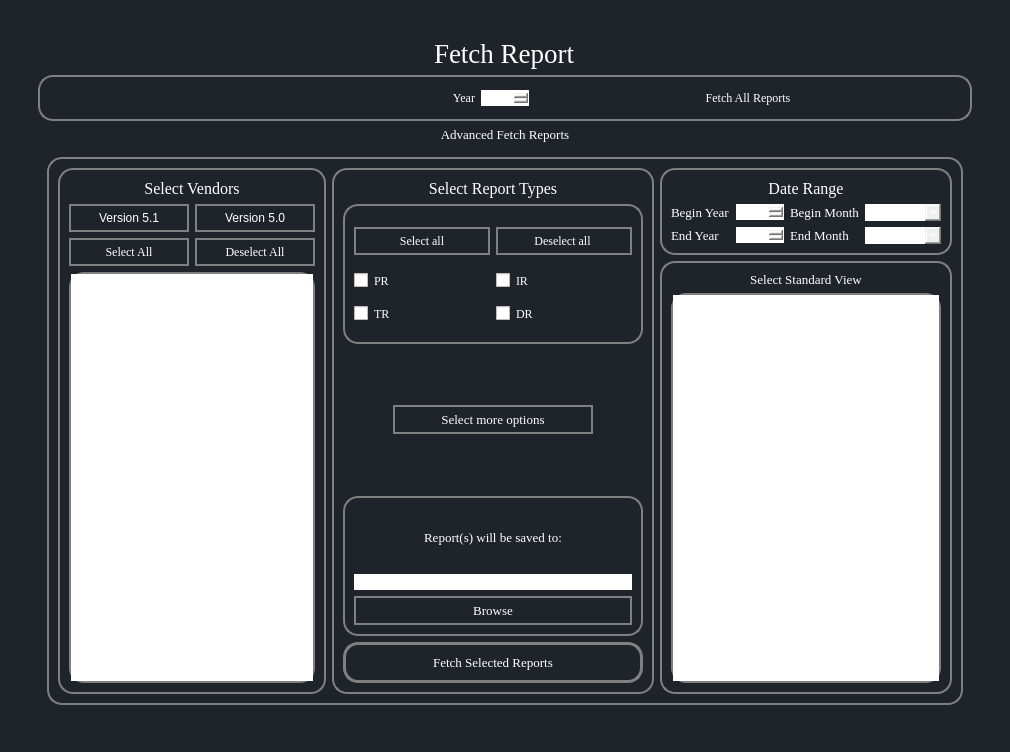
Before: the Qt Designer form COUNTER-Release-5.1-main/ui/FetchReportsTab.ui in abhishekvatsAV/Shree_Gommat_Tech, drawn with Qt 5.
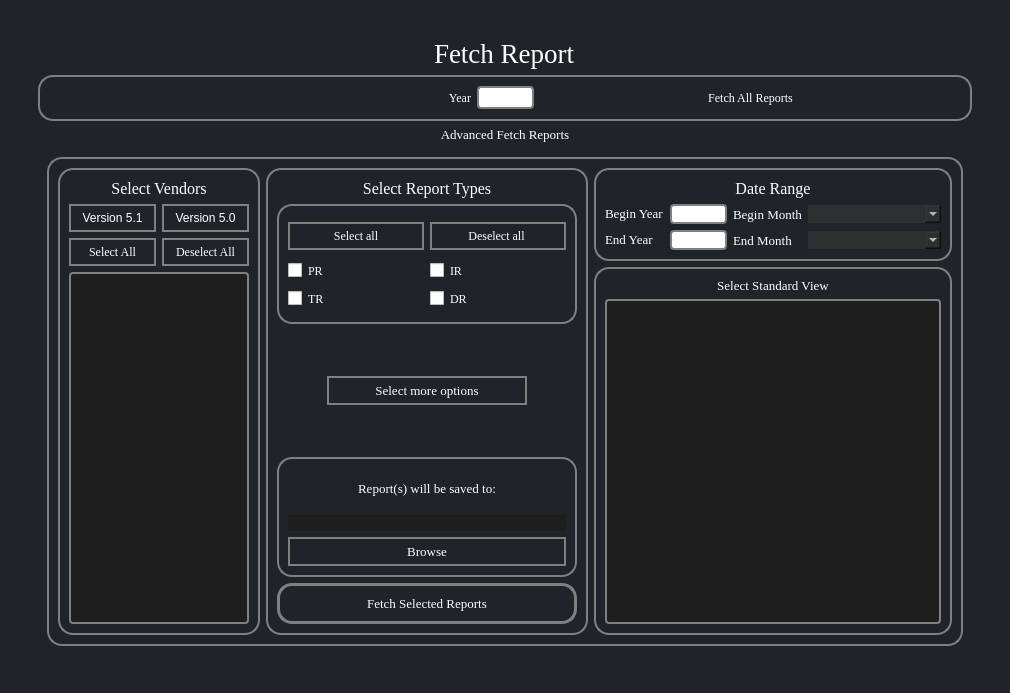
After: the same form once the commit is applied.

What changed in the file:
```diff
--- a/COUNTER-Release-5.1-main/ui/FetchReportsTab.ui
+++ b/COUNTER-Release-5.1-main/ui/FetchReportsTab.ui
@@ -7,7 +7,7 @@
     <x>0</x>
     <y>0</y>
     <width>1010</width>
-    <height>752</height>
+    <height>693</height>
    </rect>
   </property>
   <property name="windowTitle">
@@ -184,7 +184,10 @@
                         </sizepolicy>
                        </property>
                        <property name="styleSheet">
-                        <string notr="true">color:white;</string>
+                        <string notr="true">color:white;
+background-color: #1E1E1E;
+border-radius: 4px;
+padding: 2px;</string>
                        </property>
                        <property name="movement">
                         <enum>QListView::Static</enum>
@@ -266,8 +269,47 @@
                      </item>
                      <item row="2" column="1">
                       <widget class="QDateEdit" name="end_date_edit_fetch_year">
+                       <property name="minimumSize">
+                        <size>
+                         <width>0</width>
+                         <height>20</height>
+                        </size>
+                       </property>
                        <property name="styleSheet">
-                        <string notr="true"/>
+                        <string notr="true">QDateEdit {
+    border: 2px solid #808080;
+    border-radius: 4px;
+    padding-left: 5px;
+}
+
+QDateEdit::up-button, QDateEdit::down-button {
+    border: none;
+    padding-right: 5px;
+}
+
+QDateEdit::up-button {
+    subcontrol-position: top right;
+}
+
+QDateEdit::down-button {
+    subcontrol-position: bottom right;
+}
+
+QDateEdit::up-arrow, QDateEdit::down-arrow {
+    border: 5px solid rgba(255, 255, 255, 0);
+    width: 0;
+    height: 0;
+}
+
+QDateEdit::up-arrow {
+    border-top: none;
+    border-bottom-color: white;
+}
+
+QDateEdit::down-arrow {
+    border-bottom: none;
+    border-top-color: white;
+}</string>
                        </property>
                        <property name="displayFormat">
                         <string>yyyy</string>
@@ -295,8 +337,47 @@
                          <verstretch>0</verstretch>
                         </sizepolicy>
                        </property>
+                       <property name="minimumSize">
+                        <size>
+                         <width>0</width>
+                         <height>20</height>
+                        </size>
+                       </property>
                        <property name="styleSheet">
-                        <string notr="true">font-size:15;</string>
+                        <string notr="true">QDateEdit {
+    border: 2px solid #808080;
+    border-radius: 4px;
+    padding-left: 5px;
+}
+
+QDateEdit::up-button, QDateEdit::down-button {
+    border: none;
+    padding-right: 5px;
+}
+
+QDateEdit::up-button {
+    subcontrol-position: top right;
+}
+
+QDateEdit::down-button {
+    subcontrol-position: bottom right;
+}
+
+QDateEdit::up-arrow, QDateEdit::down-arrow {
+    border: 5px solid rgba(255, 255, 255, 0);
+    width: 0;
+    height: 0;
+}
+
+QDateEdit::up-arrow {
+    border-top: none;
+    border-bottom-color: white;
+}
+
+QDateEdit::down-arrow {
+    border-bottom: none;
+    border-top-color: white;
+}</string>
                        </property>
                        <property name="dateTime">
                         <datetime>
@@ -348,68 +429,17 @@
                         </font>
                        </property>
                        <property name="styleSheet">
-                        <string notr="true"/>
+                        <string notr="true">color:white;
+border-radius: 0px;
+background: #2E2F30;
+padding-left: 5px;</string>
                        </property>
-                       <item>
-                        <property name="text">
-                         <string>January</string>
-                        </property>
-                       </item>
-                       <item>
-                        <property name="text">
-                         <string>Feburary</string>
-                        </property>
-                       </item>
-                       <item>
-                        <property name="text">
-                         <string>March</string>
-                        </property>
-                       </item>
-                       <item>
-                        <property name="text">
-                         <string>April</string>
-                        </property>
-                       </item>
-                       <item>
-                        <property name="text">
-                         <string>May</string>
-                        </property>
-                       </item>
-                       <item>
-                        <property name="text">
-                         <string>June</string>
-                        </property>
-                       </item>
-                       <item>
-                        <property name="text">
-                         <string>July</string>
-                        </property>
-                       </item>
-                       <item>
-                        <property name="text">
-                         <string>August</string>
-                        </property>
-                       </item>
-                       <item>
-                        <property name="text">
-                         <string>September</string>
-                        </property>
-                       </item>
-                       <item>
-                        <property name="text">
-                         <string>October</string>
-                        </property>
-                       </item>
-                       <item>
-                        <property name="text">
-                         <string>November</string>
-                        </property>
-                       </item>
-                       <item>
-                        <property name="text">
-                         <string>December</string>
-                        </property>
-                       </item>
+                       <property name="sizeAdjustPolicy">
+                        <enum>QComboBox::AdjustToMinimumContentsLengthWithIcon</enum>
+                       </property>
+                       <property name="minimumContentsLength">
+                        <number>10</number>
+                       </property>
                       </widget>
                      </item>
                      <item row="2" column="3">
@@ -421,68 +451,17 @@
                         </font>
                        </property>
                        <property name="styleSheet">
-                        <string notr="true"/>
+                        <string notr="true">color:white;
+border-radius: 0px;
+background: #2E2F30;
+padding-left: 5px;</string>
                        </property>
-                       <item>
-                        <property name="text">
-                         <string>January</string>
-                        </property>
-                       </item>
-                       <item>
-                        <property name="text">
-                         <string>Feburary</string>
-                        </property>
-                       </item>
-                       <item>
-                        <property name="text">
-                         <string>March</string>
-                        </property>
-                       </item>
-                       <item>
-                        <property name="text">
-                         <string>April</string>
-                        </property>
-                       </item>
-                       <item>
-                        <property name="text">
-                         <string>May</string>
-                        </property>
-                       </item>
-                       <item>
-                        <property name="text">
-                         <string>June</string>
-                        </property>
-                       </item>
-                       <item>
-                        <property name="text">
-                         <string>July</string>
-                        </property>
-                       </item>
-                       <item>
-                        <property name="text">
-                         <string>August</string>
-                        </property>
-                       </item>
-                       <item>
-                        <property name="text">
-                         <string>September</string>
-                        </property>
-                       </item>
-                       <item>
-                        <property name="text">
-                         <string>October</string>
-                        </property>
-                       </item>
-                       <item>
-                        <property name="text">
-                         <string>November</string>
-                        </property>
-                       </item>
-                       <item>
-                        <property name="text">
-                         <string>December</string>
-                        </property>
-                       </item>
+                       <property name="sizeAdjustPolicy">
+                        <enum>QComboBox::AdjustToMinimumContentsLengthWithIcon</enum>
+                       </property>
+                       <property name="minimumContentsLength">
+                        <number>10</number>
+                       </property>
                       </widget>
                      </item>
                      <item row="0" column="0" colspan="4">
@@ -591,7 +570,10 @@
                      <item row="4" column="0" colspan="2">
                       <widget class="QListView" name="vendors_list_view_fetch">
                        <property name="styleSheet">
-                        <string notr="true">color:white;</string>
+                        <string notr="true">color:white;
+background-color: #1E1E1E;
+border-radius: 4px;
+padding: 2px;</string>
                        </property>
                       </widget>
                      </item>
@@ -845,7 +827,8 @@
                         <item row="1" column="0">
                          <widget class="QLineEdit" name="custom_dir_edit">
                           <property name="styleSheet">
-                           <string notr="true">color:white;</string>
+                           <string notr="true">color:white;
+background-color: #1E1E1E;</string>
                           </property>
                          </widget>
                         </item>
@@ -1012,8 +995,47 @@
                    <verstretch>0</verstretch>
                   </sizepolicy>
                  </property>
+                 <property name="minimumSize">
+                  <size>
+                   <width>0</width>
+                   <height>23</height>
+                  </size>
+                 </property>
                  <property name="styleSheet">
-                  <string notr="true"/>
+                  <string notr="true">QDateEdit {
+    border: 2px solid #808080;
+    border-radius: 4px;
+    padding-left: 5px;
+}
+
+QDateEdit::up-button, QDateEdit::down-button {
+    border: none;
+    padding-right: 5px;
+}
+
+QDateEdit::up-button {
+    subcontrol-position: top right;
+}
+
+QDateEdit::down-button {
+    subcontrol-position: bottom right;
+}
+
+QDateEdit::up-arrow, QDateEdit::down-arrow {
+    border: 5px solid rgba(255, 255, 255, 0);
+    width: 0;
+    height: 0;
+}
+
+QDateEdit::up-arrow {
+    border-top: none;
+    border-bottom-color: white;
+}
+
+QDateEdit::down-arrow {
+    border-bottom: none;
+    border-top-color: white;
+}</string>
                  </property>
                  <property name="dateTime">
                   <datetime>
@@ -1022,7 +1044,7 @@
                    <second>0</second>
                    <year>2019</year>
                    <month>12</month>
-                   <day>25</day>
+                   <day>24</day>
                   </datetime>
                  </property>
                  <property name="displayFormat">
```
